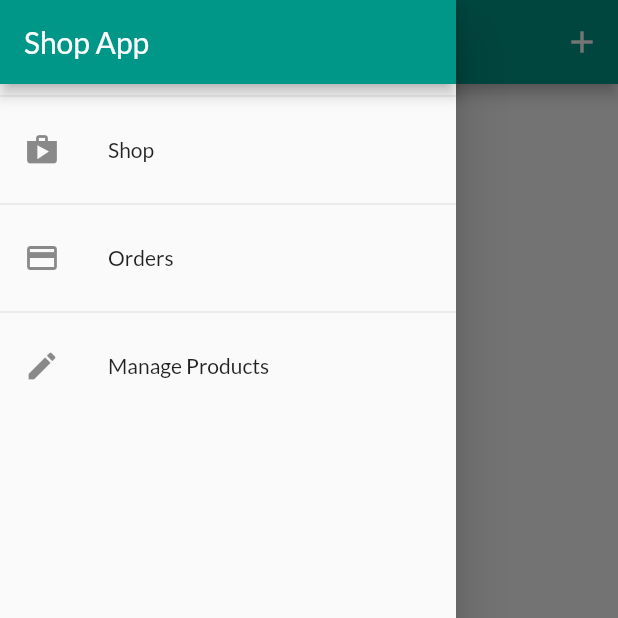
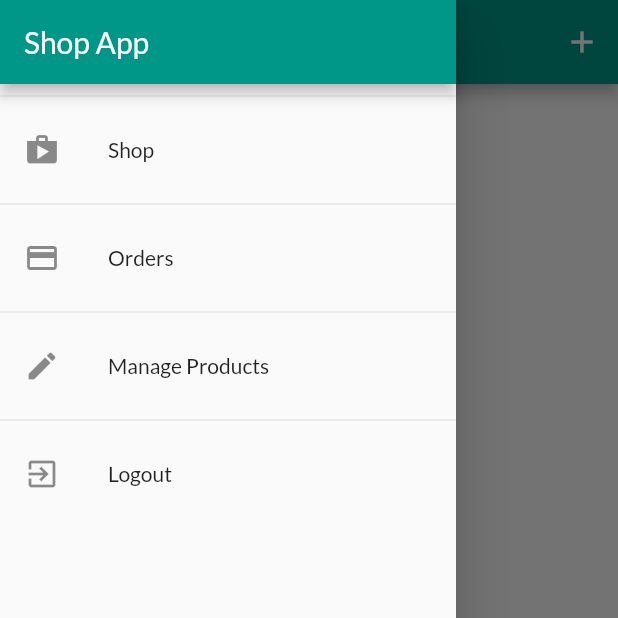
Before and after one commit to ishon19/FlutterProjects, a Flutter app: the UserProductsScreen screen opened by its route, with the side drawer open, on a phone screen of 412 x 824 dp, the top half of it. Run offline on Flutter 3.47's test engine with Material 2 defaults, Android fonts, the phone set to English and light mode, and no system bars; network calls fail.

Commit message:
order screen & logout

```diff
--- a/ShopApp/lib/providers/auth.dart
+++ b/ShopApp/lib/providers/auth.dart
@@ -22,12 +22,23 @@ class Auth with ChangeNotifier {
     return null;
   }
 
+  String get userId {
+    return _userId;
+  }
+
   Future<void> signUp(String email, String password) async {
     return _authenticate(email, password, 'signUp');
   }
 
   Future<void> login(String email, String password) async {
     return _authenticate(email, password, 'signInWithPassword');
+  }
+
+  void logout() {
+    _userId = null;
+    _token = null;
+    _expiryDate = null;
+    notifyListeners();
   }
 
   Future<void> _authenticate(String email, String password, String key) async {
--- a/ShopApp/lib/providers/orders.dart
+++ b/ShopApp/lib/providers/orders.dart
@@ -25,8 +25,13 @@ class Order with ChangeNotifier {
     return [..._orders];
   }
 
+  final String authToken;
+  final String userId;
+
+  Order(this.authToken, this.userId, this._orders);
+
   Future<void> addOrder(List<CartItem> cartItem, double total) async {
-    final url = 'https://fluttershopapp-f979d.firebaseio.com/orders.json';
+    final url = 'https://fluttershopapp-f979d.firebaseio.com/orders/$userId.json?auth=$authToken';
     final timeStamp = DateTime.now();
     final response = await http.post(url,
         body: json.encode({
@@ -54,7 +59,7 @@ class Order with ChangeNotifier {
   }
 
   Future<void> getOrders() async {
-    final url = 'https://fluttershopapp-f979d.firebaseio.com/orders.json';
+    final url = 'https://fluttershopapp-f979d.firebaseio.com/orders/$userId.json?auth=$authToken';
     final response = await http.get(url);
     print('[getOrders] Server Response ${response.body}');
     final List<OrderItem> loadedOrders = [];
--- a/ShopApp/lib/screens/userProductsScreen.dart
+++ b/ShopApp/lib/screens/userProductsScreen.dart
@@ -9,12 +9,14 @@ class UserProductsScreen extends StatelessWidget {
   static const routeName = '/user-products';
 
   Future<void> _refreshProducts(BuildContext context) async {
-    await Provider.of<Products>(context).fetchProducts();
+    await Provider.of<Products>(context).fetchProducts(true);
   }
 
   @override
   Widget build(BuildContext context) {
-    final productsProvider = Provider.of<Products>(context);
+    //commenting out this provider declaration as this may
+    //cause infinite loop
+    //final productsProvider = Provider.of<Products>(context);
 
     return Scaffold(
       drawer: AppDrawer(),
@@ -29,9 +31,17 @@ class UserProductsScreen extends StatelessWidget {
           ),
         ],
       ),
-      body: RefreshIndicator(
+      body: FutureBuilder(
+        future: _refreshProducts(context),
+        builder: (ctx, snapShot) =>
+            snapShot.connectionState == ConnectionState.waiting
+                ? Center(
+                    child: CircularProgressIndicator(),
+                  )
+                : RefreshIndicator(
                     onRefresh: () => _refreshProducts(context),
-        child: Padding(
+                    child: Consumer<Products>(
+                      builder: (ctx, productsProvider, _) => Padding(
                         padding: EdgeInsets.all(8),
                         child: ListView.builder(
                           itemBuilder: (ctx, idx) => Column(
@@ -48,6 +58,8 @@ class UserProductsScreen extends StatelessWidget {
                         ),
                       ),
                     ),
+                  ),
+      ),
     );
   }
 }
--- a/ShopApp/lib/widgets/appDrawer.dart
+++ b/ShopApp/lib/widgets/appDrawer.dart
@@ -1,6 +1,8 @@
+import 'package:ShopApp/providers/auth.dart';
 import 'package:ShopApp/screens/orderScreen.dart';
 import 'package:ShopApp/screens/userProductsScreen.dart';
 import 'package:flutter/material.dart';
+import 'package:provider/provider.dart';
 
 class AppDrawer extends StatelessWidget {
   @override
@@ -33,7 +35,17 @@ class AppDrawer extends StatelessWidget {
             leading: Icon(Icons.edit),
             title: Text('Manage Products'),
             onTap: () {
-              Navigator.of(context).pushReplacementNamed(UserProductsScreen.routeName);
+              Navigator.of(context)
+                  .pushReplacementNamed(UserProductsScreen.routeName);
+            },
+          ),
+          Divider(),
+          ListTile(
+            leading: Icon(Icons.exit_to_app),
+            title: Text('Logout'),
+            onTap: () {
+              Navigator.of(context).pop(); //Not needed, closes the sidebar
+              Provider.of<Auth>(context, listen: false).logout();
             },
           ),
         ],
--- a/ShopApp/lib/widgets/productItem.dart
+++ b/ShopApp/lib/widgets/productItem.dart
@@ -1,3 +1,4 @@
+import 'package:ShopApp/providers/auth.dart';
 import 'package:ShopApp/providers/cart.dart';
 import 'package:ShopApp/providers/product.dart';
 import 'package:ShopApp/screens/productDetailScreen.dart';
@@ -21,6 +22,8 @@ class ProductItem extends StatelessWidget {
       context,
       listen: false,
     );
+
+    final authData = Provider.of<Auth>(context, listen: false);
 
     return ClipRRect(
       borderRadius: BorderRadius.circular(10),
@@ -46,7 +49,7 @@ class ProductItem extends StatelessWidget {
                   product.isFavorite ? Icons.favorite : Icons.favorite_border),
               onPressed: () {
                 //toggle favorite status
-                product.toggleFavorite();
+                product.toggleFavorite(authData.token, authData.userId);
               },
               color: Theme.of(context).accentColor,
             ),
```
Also changed, not shown: ShopApp/lib/main.dart (+9 -1 lines), ShopApp/lib/providers/product.dart (+4 -6 lines), ShopApp/lib/providers/products.dart (+14 -9 lines). Lines whose indentation alone changed are shown as unchanged.
